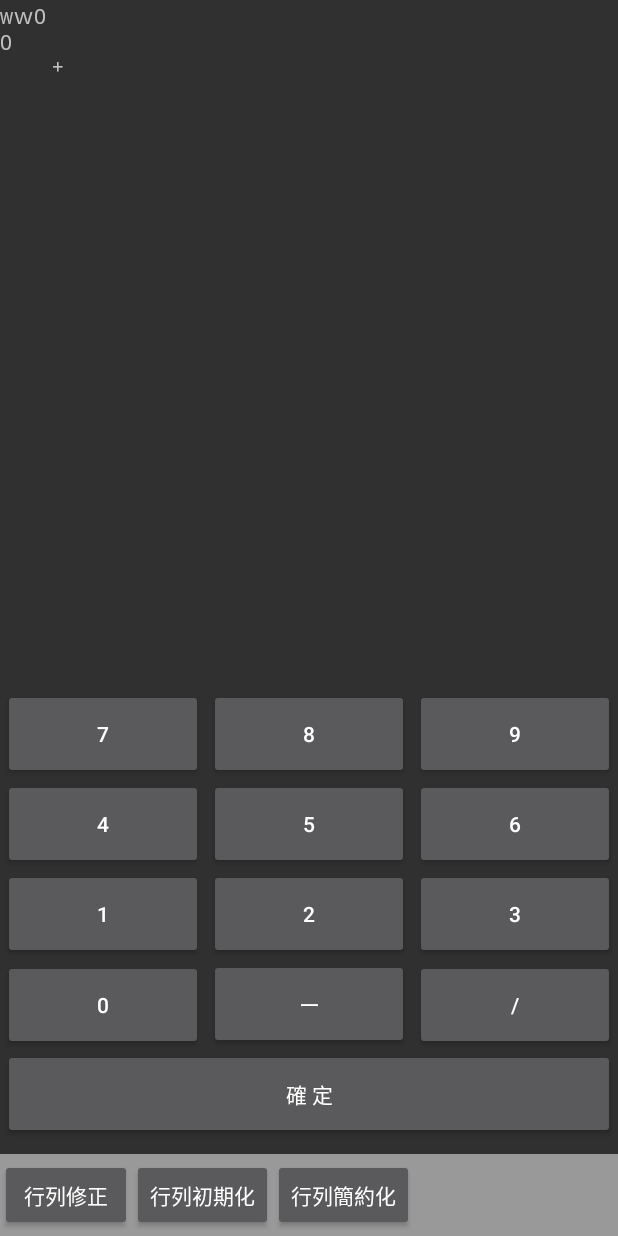
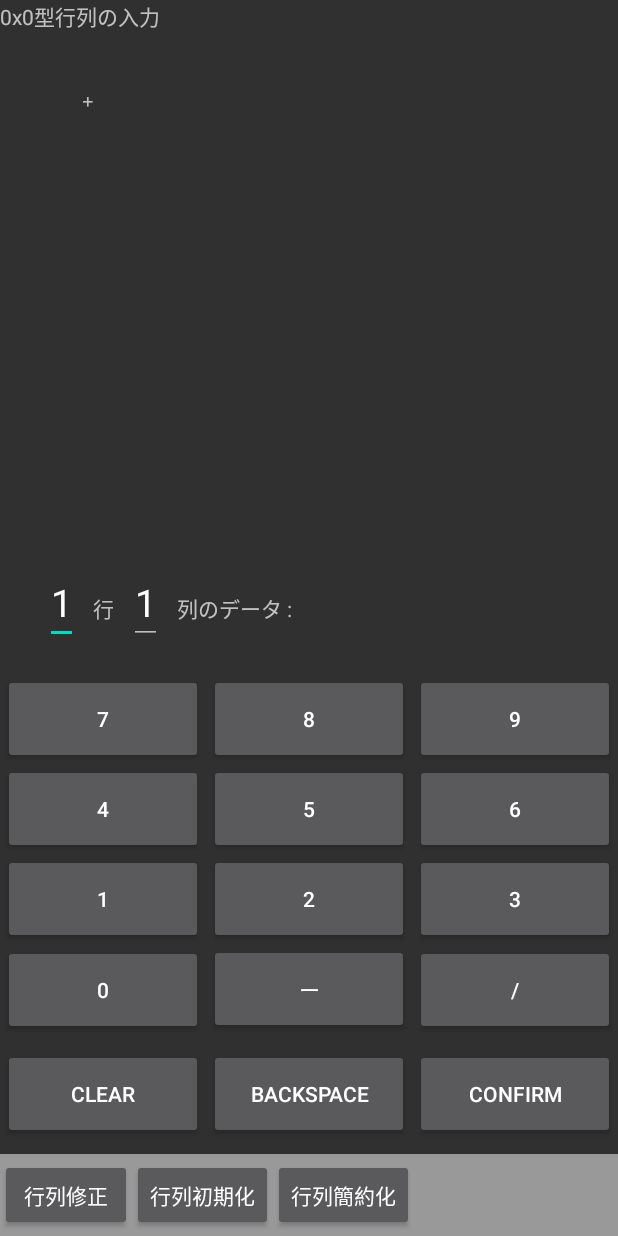
Before and after one commit to Pencofskey/MatrixCalcApp, an Android app: the InputMatrix screen opened directly, with no data from a screen before it, on a phone screen of 412 x 824 dp. Run offline under Robolectric (Android 15) with nearby library versions, the phone set to English and light mode, and no system bars.

Commit message:
行列入力画面を追加

```diff
--- a/src/main/java/com/example/matrixcalcapp/InputMatrix.java
+++ b/src/main/java/com/example/matrixcalcapp/InputMatrix.java
@@ -4,7 +4,11 @@ import androidx.appcompat.app.AppCompatActivity;
 
 import android.content.Intent;
 import android.os.Bundle;
+import android.view.View;
+import android.widget.Button;
+import android.widget.EditText;
 import android.widget.TextView;
+import android.widget.Toast;
 
 public class InputMatrix extends AppCompatActivity {
 
@@ -13,16 +17,141 @@ public class InputMatrix extends AppCompatActivity {
         super.onCreate(savedInstanceState);
         setContentView(R.layout.activity_imput_matrix);
 
+        Intent intent = getIntent();
 
-        Intent intent = getIntent();
-        int rowSize = intent.getIntExtra("row", 0);
-        int columnSize = intent.getIntExtra("column", 0);
+        TextView rowSize = findViewById(R.id.rowSize);
+        TextView columnSize = findViewById(R.id.columnSize);
+        TextView disp = findViewById(R.id.disp);
+        EditText rowCount = findViewById(R.id.rowCount);
+        EditText columnCount = findViewById(R.id.columnCount);
 
-        TextView disp = findViewById(R.id.disp);
-        disp.append("wｗ" + rowSize);
-        disp.append("\n" + columnSize);
+        rowSize.setText("" + intent.getIntExtra("row", 0));
+        columnSize.setText("" + intent.getIntExtra("column", 0));
+        rowCount.setText("1");
+        columnCount.setText("1");
 
-        Matrix m = new Matrix(rowSize, columnSize);
+        Matrix m = new Matrix(intent.getIntExtra("row", 0), intent.getIntExtra("column", 0));
+
         m.print(disp);
+
+        Listener listener = new Listener();
+
+
+        Button btn0 = findViewById(R.id.btn0);
+        Button btn1 = findViewById(R.id.btn1);
+        Button btn2= findViewById(R.id.btn2);
+        Button btn3 = findViewById(R.id.btn3);
+        Button btn4 = findViewById(R.id.btn4);
+        Button btn5 = findViewById(R.id.btn5);
+        Button btn6 = findViewById(R.id.btn6);
+        Button btn7 = findViewById(R.id.btn7);
+        Button btn8 = findViewById(R.id.btn8);
+        Button btn9 = findViewById(R.id.btn9);
+        Button btnSlash = findViewById(R.id.btnSlash);
+        Button btnDash = findViewById(R.id.btnDash);
+        Button btnBack = findViewById(R.id.btnBack);
+        Button btnClear = findViewById(R.id.btnClear);
+        Button btnConfirm = findViewById(R.id.btnConfirm);
+
+        btn0.setOnClickListener(listener);
+        btn1.setOnClickListener(listener);
+        btn2.setOnClickListener(listener);
+        btn3.setOnClickListener(listener);
+        btn4.setOnClickListener(listener);
+        btn5.setOnClickListener(listener);
+        btn6.setOnClickListener(listener);
+        btn7.setOnClickListener(listener);
+        btn8.setOnClickListener(listener);
+        btn9.setOnClickListener(listener);
+        btnSlash.setOnClickListener(listener);
+        btnDash.setOnClickListener(listener);
+        btnBack.setOnClickListener(listener);
+        btnClear.setOnClickListener(listener);
+        btnConfirm.setOnClickListener(listener);
+
     }
+
+
+    private class Listener implements View.OnClickListener{
+        @Override
+        public void onClick(View view){
+            TextView inputData = findViewById(R.id.inputData);
+            EditText rowCount = findViewById(R.id.rowCount);
+            EditText columnCount = findViewById(R.id.columnCount);
+            TextView rowSize = findViewById(R.id.rowSize);
+            TextView columnSize = findViewById(R.id.columnSize);
+
+            int id = view.getId();
+            switch(id) {
+                case R.id.btn0:
+                    inputData.append("0");
+                    break;
+                case R.id.btn1:
+                    inputData.append("1");
+                    break;
+                case R.id.btn2:
+                    inputData.append("2");
+                    break;
+                case R.id.btn3:
+                    inputData.append("3");
+                    break;
+                case R.id.btn4:
+                    inputData.append("4");
+                    break;
+                case R.id.btn5:
+                    inputData.append("5");
+                    break;
+                case R.id.btn6:
+                    inputData.append("6");
+                    break;
+                case R.id.btn7:
+                    inputData.append("7");
+                    break;
+                case R.id.btn8:
+                    inputData.append("8");
+                    break;
+                case R.id.btn9:
+                    inputData.append("9");
+                    break;
+                case R.id.btnSlash:
+                    inputData.append("/");
+                    break;
+                case R.id.btnDash:
+                    inputData.append("-");
+                    break;
+                case R.id.btnBack:
+                    String s = inputData.getText().toString();
+                    if (s.equals("")){
+                        break;
+                    }
+                    s = s.substring(0, s.length()-1);
+                    inputData.setText(s);
+                    break;
+                case R.id.btnClear:
+                    inputData.setText("");
+                    break;
+                case R.id.btnConfirm:
+                    inputData.setText("");
+                    int row = Integer.parseInt(rowCount.getText().toString());
+                    int column = Integer.parseInt(columnCount.getText().toString());
+                    if(row < Integer.parseInt(rowSize.getText().toString())){
+                        if (column <  Integer.parseInt(columnSize.getText().toString())){
+                            column++;
+                        }else{
+                            column = 1;
+                            column++;
+                        }
+                    }else{
+                        Toast.makeText(InputMatrix.this, "入力終了", Toast.LENGTH_SHORT);
+                        column = 1;
+                        row = 1;
+                    }
+                    rowCount.setText(row + "");
+                    columnCount.setText((column + ""));
+                    break;
+            }
+        }
+    }
+
+
 }
--- a/src/main/java/com/example/matrixcalcapp/Matrix.java
+++ b/src/main/java/com/example/matrixcalcapp/Matrix.java
@@ -10,15 +10,19 @@ public class Matrix {
     public int getRow() {
         return this.row;
     }
+    public void setRow(int row) { this.row = row; }
     public int getColumn() {
         return this.column;
     }
+    public void setColumn(int column) { this.column = column; }
     public String[][] getMatrix() { return this.matrix; }
     public void putMatrix(int row, int column, String data) {
         this.matrix[row][column] = data;
     }
 
     Matrix(int r, int c){
+        this.row = r;
+        this.column = c;
         this.reset();
     }
 
--- a/src/main/res/layout/activity_imput_matrix.xml
+++ b/src/main/res/layout/activity_imput_matrix.xml
@@ -4,6 +4,27 @@
     android:layout_width="match_parent"
     android:layout_height="match_parent"
     android:orientation="vertical">
+    <LinearLayout
+        android:layout_width="match_parent"
+        android:layout_height="wrap_content">
+
+        <TextView
+            android:id="@+id/rowSize"
+            android:layout_width="wrap_content"
+            android:layout_height="wrap_content"/>
+        <TextView
+            android:layout_width="wrap_content"
+            android:layout_height="wrap_content"
+            android:text="x"/>
+        <TextView
+            android:id="@+id/columnSize"
+            android:layout_width="wrap_content"
+            android:layout_height="wrap_content"/>
+        <TextView
+            android:layout_width="wrap_content"
+            android:layout_height="wrap_content"
+            android:text="型行列の入力"/>
+    </LinearLayout>
 
     <ScrollView
         android:layout_width="match_parent"
@@ -13,18 +34,50 @@
             android:layout_width="match_parent"
             android:layout_height="match_parent">
             <TextView
+                android:padding="20dp"
                 android:id="@+id/disp"
                 android:layout_width="match_parent"
                 android:layout_height="match_parent"
                 android:typeface="monospace"/>
         </HorizontalScrollView>
     </ScrollView>
+    <LinearLayout
+        android:layout_width="match_parent"
+        android:layout_height="wrap_content"
+        android:layout_margin="20dp">
+
+        <EditText
+            android:id="@+id/rowCount"
+            android:layout_width="wrap_content"
+            android:layout_height="wrap_content"
+            android:layout_marginLeft="10dp"
+            android:layout_marginRight="10dp"
+            android:inputType="number"
+            android:textSize="25dp"/>
+        <TextView
+            android:layout_width="wrap_content"
+            android:layout_height="wrap_content"
+            android:text="行"/>
+        <EditText
+            android:id="@+id/columnCount"
+            android:layout_width="wrap_content"
+            android:layout_height="wrap_content"
+            android:layout_marginLeft="10dp"
+            android:layout_marginRight="10dp"
+            android:inputType="number"
+            android:textSize="25dp" />
+        <TextView
+            android:layout_width="wrap_content"
+            android:layout_height="wrap_content"
+            android:text="列のデータ : "/>
         <TextView
             android:id="@+id/inputData"
             android:layout_width="wrap_content"
             android:layout_height="wrap_content"
-        android:layout_margin="20dp"
-        android:textSize="16dp"/>
+            android:layout_marginLeft="10dp"
+            android:layout_marginRight="10dp"
+            android:textSize="25dp"/>
+    </LinearLayout>
     <LinearLayout
         android:layout_width="match_parent"
         android:layout_height="wrap_content"
@@ -129,7 +182,7 @@
             android:layout_height="60dp"
             android:text="0"/>
         <Button
-            android:id="@+id/btn-"
+            android:id="@+id/btnDash"
             android:layout_width="70dp"
             android:layout_weight="1"
             android:layout_marginLeft="2dp"
@@ -146,15 +199,43 @@
             android:layout_weight="1"
             android:text="/" />
     </LinearLayout>
+    <LinearLayout
+        android:layout_marginTop="10dp"
+        android:layout_width="match_parent"
+        android:layout_height="wrap_content"
+        android:orientation="horizontal">
+
+        <Button
+            android:id="@+id/btnClear"
+            android:layout_height="60dp"
+            android:layout_width="0dp"
+            android:layout_weight="1"
+            android:layout_marginBottom="10dp"
+            android:layout_marginLeft="2dp"
+            android:layout_marginRight="2dp"
+            android:text="Clear" />
+
+        <Button
+            android:id="@+id/btnBack"
+            android:layout_height="60dp"
+            android:layout_width="0dp"
+            android:layout_weight="1"
+            android:layout_marginBottom="10dp"
+            android:layout_marginLeft="2dp"
+            android:layout_marginRight="2dp"
+            android:text="Backspace" />
 
         <Button
             android:id="@+id/btnConfirm"
             android:layout_height="60dp"
-        android:layout_width="match_parent"
+            android:layout_width="0dp"
+            android:layout_weight="1"
             android:layout_marginBottom="10dp"
             android:layout_marginLeft="2dp"
             android:layout_marginRight="2dp"
-        android:text="確 定" />
+            android:text="Confirm" />
+    </LinearLayout>
+
 
     <LinearLayout
         android:layout_width="match_parent"
```
Also changed, not shown: src/main/java/com/example/matrixcalcapp/MainActivity.java (+4 -4 lines). Lines whose indentation alone changed are shown as unchanged.
